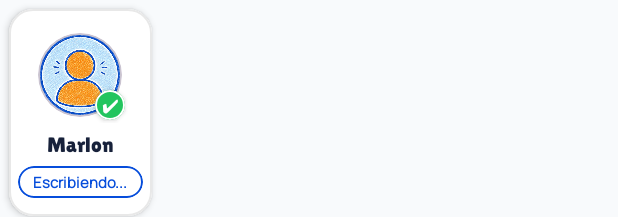
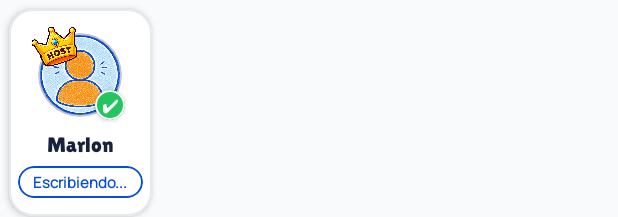
Before and after one commit to Aleman0318/Basta_Game, an Android app: the layout item_jugador_partida.xml on its own in the app's theme, with its tools: preview values and no code run, on a phone screen of 412 x 824 dp. Shown: the top 217 px of the screen. Run offline under Robolectric (Android 15) with nearby library versions, the phone set to English and light mode, and no system bars.

Commit message:
agregando corona a host

```diff
--- a/app/src/main/java/com/example/basta_game/Fragments/PartidaFragment.java
+++ b/app/src/main/java/com/example/basta_game/Fragments/PartidaFragment.java
@@ -375,7 +375,7 @@ public class PartidaFragment extends Fragment {
                         JugadorSala jugador = hijo.getValue(JugadorSala.class);
 
                         if (jugador != null) {
-                            jugadoresActivos.add(new Jugador(jugador.getNombre(), jugador.isEstaListo(), jugador.getUrlAvatar()));
+                            jugadoresActivos.add(new Jugador(jugador.getNombre(), jugador.isEstaListo(), jugador.getUrlAvatar(), jugador.isEsHost()));
                         }
                     }
 
--- a/app/src/main/res/layout/fragment_partida.xml
+++ b/app/src/main/res/layout/fragment_partida.xml
@@ -166,7 +166,7 @@
                         android:layout_height="wrap_content"
                         android:layout_marginTop="2dp"
                         android:fontFamily="@font/summer"
-                        android:text="00:37"
+                        android:text="--:--"
                         android:textColor="#E91D2C"
                         android:textSize="40sp" />
 
--- a/app/src/main/res/layout/item_jugador_partida.xml
+++ b/app/src/main/res/layout/item_jugador_partida.xml
@@ -39,6 +39,18 @@
                     android:scaleType="centerCrop"
                     android:src="@drawable/outline_person_24" />
             </com.google.android.material.card.MaterialCardView>
+
+            <ImageView
+                android:id="@+id/imgCoronaHost"
+                android:layout_width="37dp"
+                android:layout_height="35dp"
+                android:layout_gravity="top|start"
+                android:layout_marginStart="-2dp"
+                android:layout_marginTop="-4dp"
+                android:rotation="-18"
+                android:scaleType="fitCenter"
+                android:src="@drawable/ic_corona_host"
+                android:visibility="visible" />
 
             <com.google.android.material.card.MaterialCardView
                 android:id="@+id/imgJugadorListoCheck"
```
Also changed, not shown: app/src/main/java/com/example/basta_game/Adapters/JugadorPartidaAdapter.java (+8 -1 lines), app/src/main/java/com/example/basta_game/models/Jugador.java (+12 -2 lines), app/src/main/res/drawable/ic_corona_host.png (added).
